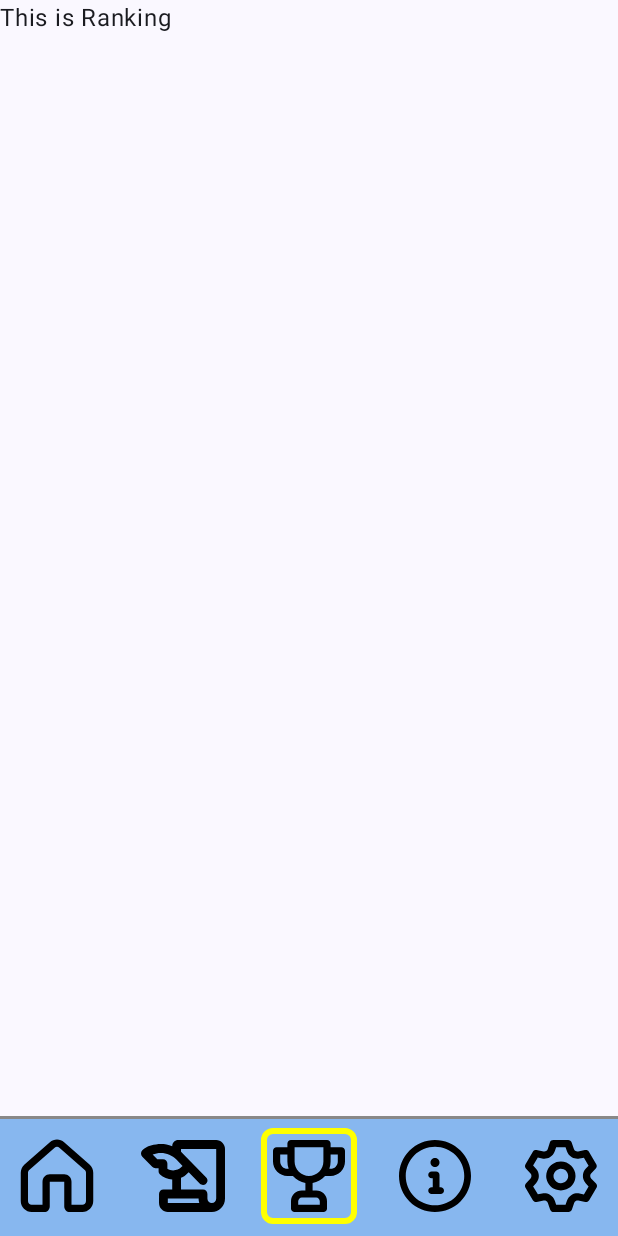
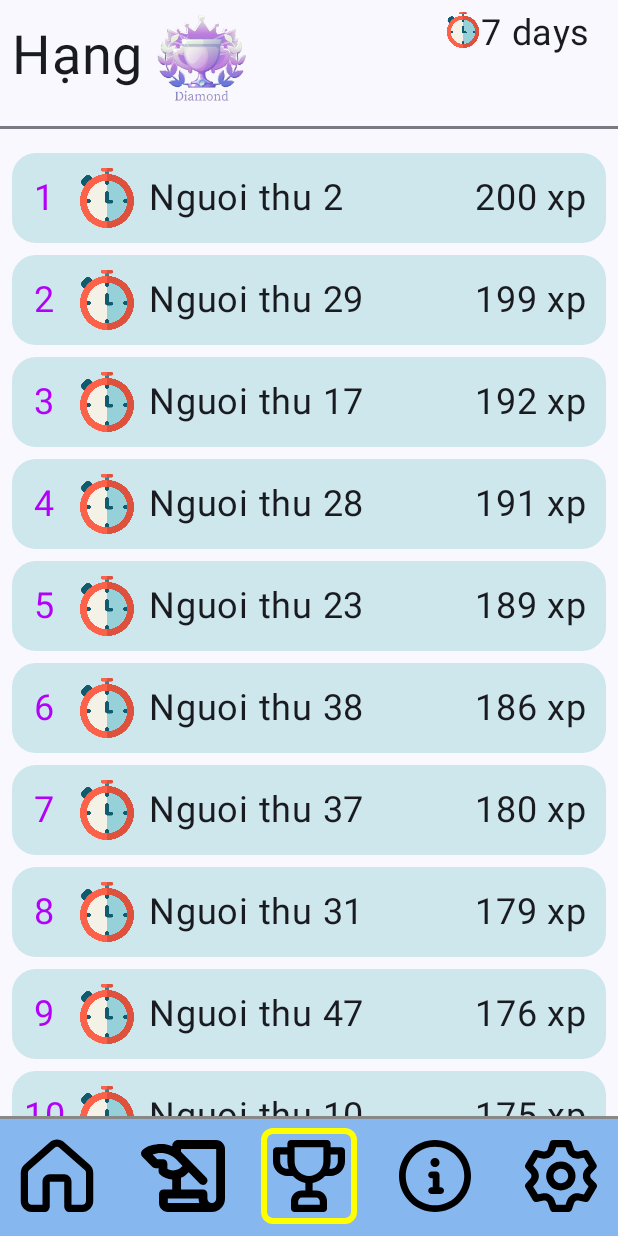
Before and after one commit to LuongManhLinh/SprEng, an Android app built with Jetpack Compose: the screen it shows after launch (MainActivity), item 3 of the bottom bar chosen, on a phone screen of 412 x 824 dp. Run offline under Robolectric (Android 15) with nearby library versions, the phone set to English and light mode, and no system bars.

Commit message:
add ranking

```diff
--- a/app/src/main/java/com/example/spreng/ui/mainscreen/HomeScreen.kt
+++ b/app/src/main/java/com/example/spreng/ui/mainscreen/HomeScreen.kt
@@ -129,7 +129,7 @@ private fun HomeTopBar(modifier: Modifier = Modifier) {
         )
         Spacer(Modifier.weight(1f))
         Image(
-            painter = painterResource(R.drawable.xp),
+            painter = painterResource(R.drawable.sample_avatar),
             contentDescription = null,
             modifier = Modifier
                 .size(dimensionResource(R.dimen.middle_large))
--- a/app/src/main/java/com/example/spreng/ui/mainscreen/RankingScreen.kt
+++ /dev/null
@@ -1,12 +0,0 @@
-package com.example.spreng.ui.mainscreen
-
-import androidx.compose.material3.Text
-import androidx.compose.runtime.Composable
-import androidx.compose.ui.Modifier
-
-@Composable
-fun RankingScreen(
-    modifier: Modifier = Modifier
-) {
-    Text("This is Ranking")
-}
--- a/app/src/main/java/com/example/spreng/ui/navigation/NavigationScreen.kt
+++ b/app/src/main/java/com/example/spreng/ui/navigation/NavigationScreen.kt
@@ -29,11 +29,13 @@ import com.example.spreng.R
 import com.example.spreng.data.DefaultMainNavItemRepo
 import com.example.spreng.data.MainNavItem
 import com.example.spreng.data.MainNavRoute
+import com.example.spreng.data.NavRanking
 import com.example.spreng.ui.mainscreen.HomeScreen
 import com.example.spreng.ui.mainscreen.InfoScreen
-import com.example.spreng.ui.mainscreen.RankingScreen
 import com.example.spreng.ui.mainscreen.RevisionScreen
 import com.example.spreng.ui.mainscreen.SettingScreen
+import com.example.spreng.ui.ranking.AllRankingScreen
+import com.example.spreng.ui.ranking.RankingScreen
 
 
 @Composable
@@ -74,9 +76,11 @@ private fun NavigationScreen(
         }
 
         composable(route = DefaultMainNavItemRepo.getRoute(MainNavRoute.RANKING)) {
-            RankingScreen()
+            RankingScreen(navController)
         }
-
+        composable(route = NavRanking.AllRank.name) {
+            AllRankingScreen(navController)
+        }
         composable(route = DefaultMainNavItemRepo.getRoute(MainNavRoute.INFO)) {
             InfoScreen()
         }
--- /dev/null
+++ b/app/src/main/java/com/example/spreng/ui/ranking/ProfileScreen.kt
@@ -0,0 +1 @@
+package com.example.spreng.ui.ranking
--- /dev/null
+++ b/app/src/main/java/com/example/spreng/ui/ranking/RankingScreen.kt
@@ -0,0 +1,192 @@
+package com.example.spreng.ui.ranking
+
+import android.media.Image
+import android.widget.Space
+import androidx.compose.foundation.Image
+import androidx.compose.foundation.background
+import androidx.compose.foundation.clickable
+import androidx.compose.foundation.layout.Arrangement
+import androidx.compose.foundation.layout.Box
+import androidx.compose.foundation.layout.Column
+import androidx.compose.foundation.layout.Row
+import androidx.compose.foundation.layout.Spacer
+import androidx.compose.foundation.layout.fillMaxSize
+import androidx.compose.foundation.layout.fillMaxWidth
+import androidx.compose.foundation.layout.height
+import androidx.compose.foundation.layout.padding
+import androidx.compose.foundation.layout.size
+import androidx.compose.foundation.layout.width
+import androidx.compose.foundation.lazy.LazyColumn
+import androidx.compose.foundation.lazy.items
+import androidx.compose.foundation.lazy.itemsIndexed
+import androidx.compose.foundation.shape.RoundedCornerShape
+import androidx.compose.material.icons.Icons
+import androidx.compose.material3.Button
+import androidx.compose.material3.HorizontalDivider
+import androidx.compose.material3.Text
+import androidx.compose.runtime.Composable
+import androidx.compose.ui.Alignment
+import androidx.compose.ui.Modifier
+import androidx.compose.ui.draw.clip
+import androidx.compose.ui.graphics.Color
+import androidx.compose.ui.res.painterResource
+import androidx.compose.ui.text.style.TextAlign
+import androidx.compose.ui.tooling.preview.Preview
+import androidx.compose.ui.unit.dp
+import androidx.compose.ui.unit.sp
+import androidx.navigation.NavController
+import androidx.navigation.NavHostController
+import androidx.navigation.compose.rememberNavController
+import com.example.spreng.R
+import com.example.spreng.data.NavRanking
+import kotlin.random.Random
+
+@Composable
+fun RankingScreen(
+    navController: NavHostController,
+    modifier: Modifier = Modifier,
+) {
+    val listCard: MutableList<userCard> = mutableListOf()
+    Column(modifier = Modifier.fillMaxSize().padding(top = 8.dp)) {
+        TopBar(navController)
+        Spacer(Modifier.height(16.dp))
+        HorizontalDivider(thickness = 2.dp)
+        Spacer(Modifier.height(16.dp))
+
+        // sort
+        for (i in 1..50) {
+            val randomExp = Random.nextInt(10, 201)
+            listCard.add(userCard("Nguoi thu $i", randomExp))
+        }
+        listCard.sortByDescending { it.xp }
+        LazyColumn(
+            verticalArrangement = Arrangement.spacedBy(8.dp)
+        ) {
+            itemsIndexed(listCard) { index, user ->
+                Card(navController, index + 1, user.userName, user.xp)
+//                HorizontalDivider(thickness = 2.dp)
+                if (index + 1 == 10) {
+                    Spacer(Modifier.height(8.dp))
+                    Text(
+                        text = "Nhóm lên hạng",
+                        fontSize = 34.sp,
+                        color = Color(178, 0, 249),
+                        textAlign = TextAlign.Center,
+                        modifier = Modifier.fillMaxWidth()
+                    )
+                }
+                if (index + 1 == 35) {
+                    Spacer(Modifier.height(8.dp))
+                    Text(
+                        text = "Nhóm xuống hạng",
+                        fontSize = 34.sp,
+                        color = Color(207, 23, 30),
+                        textAlign = TextAlign.Center,
+                        modifier = Modifier.fillMaxWidth()
+                    )
+
+                }
+            }
+
+
+        }
+    }
+
+}
+
+@Composable
+fun TopBar(navController: NavHostController) {
+    Row(modifier = Modifier.fillMaxWidth()) {
+        Text(
+            text = "Hạng ",
+            fontSize = 36.sp,
+            modifier = Modifier
+                .padding(start = 8.dp, top = 8.dp, bottom = 8.dp)
+//                .clickable {
+//                    navController.navigate(NavRanking.AllRank.name)
+//                }
+        )
+        Image(
+            painter = painterResource(R.drawable.diamond),
+            contentDescription = "bronze",
+            modifier = Modifier.size(60.dp)
+                .align(Alignment.CenterVertically)
+                .padding(start = 0.dp)
+                .clickable {
+                    navController.navigate(NavRanking.AllRank.name)
+                }
+        )
+        Spacer(Modifier.width(132.dp))
+        Image(
+            painter = painterResource(R.drawable.time),
+            contentDescription = "time",
+            modifier = Modifier
+                .size(24.dp, 24.dp)
+        )
+        Text(
+            text = "7 days",
+            fontSize = 24.sp,
+            modifier = Modifier
+        )
+    }
+}
+
+@Composable
+fun Card(navController: NavHostController,stt: Int, userName: String, exp: Int) {
+    var colorIndex: Color
+    if (stt <= 10)
+        colorIndex = Color(178, 0, 249)
+    else if (stt <= 35)
+        colorIndex = Color(88, 95, 99)
+    else
+        colorIndex = Color(207, 23, 30)
+    Row(modifier = Modifier
+        .fillMaxWidth()
+        .height(60.dp)
+        .padding(start = 8.dp, end = 8.dp)
+        .clip(RoundedCornerShape(16.dp))
+        .background(Color(205, 231, 236))
+        .clickable{
+            navController.navigate(NavRanking.Profile)
+        },
+        verticalAlignment = Alignment.CenterVertically
+    ) {
+        Text(
+            text = stt.toString(),
+            fontSize = 24.sp,
+            color = colorIndex,
+            textAlign = TextAlign.Center,
+            modifier = Modifier
+                .weight(1f)
+        )
+        Image(
+            painter = painterResource(R.drawable.time),
+            contentDescription = "avt",
+            modifier = Modifier.size(40.dp, 40.dp)
+        )
+        Spacer(Modifier.width(8.dp))
+        Text(
+            text = userName,
+            fontSize = 24.sp,
+            modifier = Modifier
+                .weight(5f)
+        )
+        Text(
+            text = exp.toString() + " xp",
+            fontSize = 24.sp,
+            modifier = Modifier
+                .weight(2f)
+        )
+    }
+}
+
+@Preview(showBackground = true)
+@Composable
+fun RankingPre() {
+    RankingScreen(navController = rememberNavController())
+}
+
+data class userCard(
+    val userName: String,
+    val xp: Int
+)
--- a/gradle/libs.versions.toml
+++ b/gradle/libs.versions.toml
@@ -10,6 +10,7 @@ activityCompose = "1.9.3"
 composeBom = "2024.04.01"
 navigationCompose = "2.8.3"
 uiTextGoogleFonts = "1.7.5"
+foundationLayoutAndroid = "1.7.2"
 
 [libraries]
 androidx-core-ktx = { group = "androidx.core", name = "core-ktx", version.ref = "coreKtx" }
@@ -29,6 +30,7 @@ androidx-ui-test-manifest = { group = "androidx.compose.ui", name = "ui-test-man
 androidx-ui-test-junit4 = { group = "androidx.compose.ui", name = "ui-test-junit4" }
 androidx-material3 = { group = "androidx.compose.material3", name = "material3" }
 androidx-ui-text-google-fonts = { group = "androidx.compose.ui", name = "ui-text-google-fonts", version.ref = "uiTextGoogleFonts" }
+androidx-foundation-layout-android = { group = "androidx.compose.foundation", name = "foundation-layout-android", version.ref = "foundationLayoutAndroid" }
 
 [plugins]
 android-application = { id = "com.android.application", version.ref = "agp" }
```
Also changed, not shown: app/src/main/java/com/example/spreng/data/MainNavItemRepo.kt (+21 -0 lines), app/src/main/java/com/example/spreng/ui/ranking/AllRankingScreen.kt (added, +142 -0 lines), app/src/main/res/values/strings.xml (+10 -0 lines), app/src/main/res/drawable/bronze.png (added), app/src/main/res/drawable/diamond.png (added), app/src/main/res/drawable/gold.png (added), app/src/main/res/drawable/platinum.png (added), app/src/main/res/drawable/silver.png (added), app/src/main/res/drawable/time.png (added).
